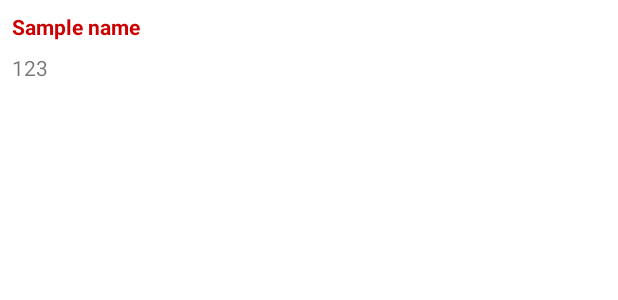
After one commit to HIDDENDEN/Call-list, an Android app: the layout li_mock.xml on its own in the app's theme, with its tools: preview values and no code run, on a phone screen of 412 x 824 dp. The commit adds this screen. Shown: the top 300 px of the screen. Run offline under Robolectric (Android 15) with nearby library versions, the phone set to English and light mode, and no system bars.

Commit message:
Added package 'Mock' with adapter, generator, holder, and mock class

```diff
--- a/app/src/main/java/com/example/module_2_week_2_recicler_view/MainActivity.java
+++ b/app/src/main/java/com/example/module_2_week_2_recicler_view/MainActivity.java
@@ -1,6 +1,7 @@
 package com.example.module_2_week_2_recicler_view;
 
 import androidx.appcompat.app.AppCompatActivity;
+import androidx.appcompat.app.AppCompatDelegate;
 
 import android.os.Bundle;
 
@@ -8,6 +9,7 @@ public class MainActivity extends AppCompatActivity {
 
     @Override
     protected void onCreate(Bundle savedInstanceState) {
+        AppCompatDelegate.setDefaultNightMode(AppCompatDelegate.MODE_NIGHT_NO);
         super.onCreate(savedInstanceState);
         setContentView(R.layout.activity_main);
 
--- /dev/null
+++ b/app/src/main/res/layout/li_mock.xml
@@ -0,0 +1,24 @@
+<?xml version="1.0" encoding="utf-8"?>
+<LinearLayout xmlns:android="http://schemas.android.com/apk/res/android"
+    xmlns:tools="http://schemas.android.com/tools"
+    android:layout_width="match_parent"
+    android:layout_height="wrap_content"
+    android:orientation="vertical"
+    android:padding="8dp">
+
+    <TextView
+        android:id="@+id/tv_name"
+        android:layout_width="match_parent"
+        android:layout_height="wrap_content"
+        android:layout_marginBottom="8dp"
+        android:textColor="@android:color/holo_red_dark"
+        android:textStyle="bold"
+        tools:text="Sample name" />
+
+    <TextView
+        android:id="@+id/tv_value"
+        android:layout_width="match_parent"
+        android:layout_height="wrap_content"
+        tools:text="123" />
+
+</LinearLayout>
```
Also changed, not shown: app/src/main/java/com/example/module_2_week_2_recicler_view/Mock/Mock.java (added, +28 -0 lines), app/src/main/java/com/example/module_2_week_2_recicler_view/Mock/MockAdapter.java (added, +52 -0 lines), app/src/main/java/com/example/module_2_week_2_recicler_view/Mock/MockGenerator.java (added, +20 -0 lines), app/src/main/java/com/example/module_2_week_2_recicler_view/Mock/MockHolder.java (added, +28 -0 lines), app/src/main/java/com/example/module_2_week_2_recicler_view/RecyclerFragment.java (+15 -3 lines).
